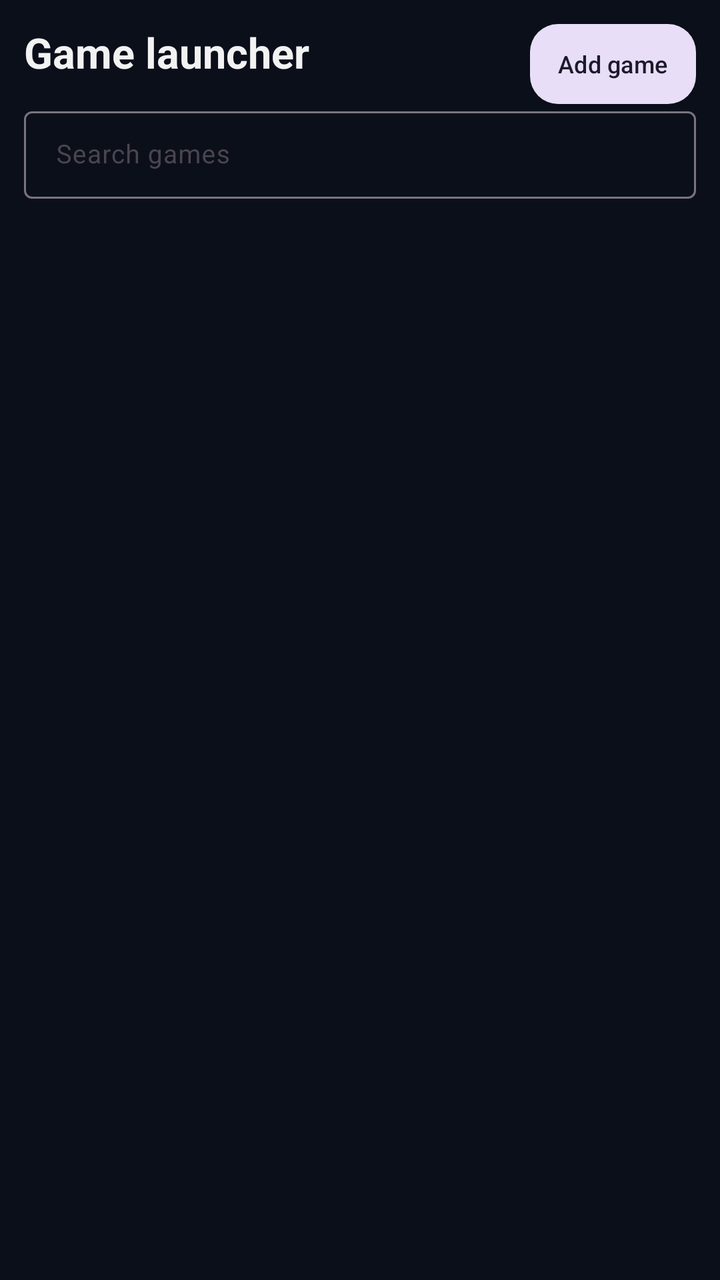
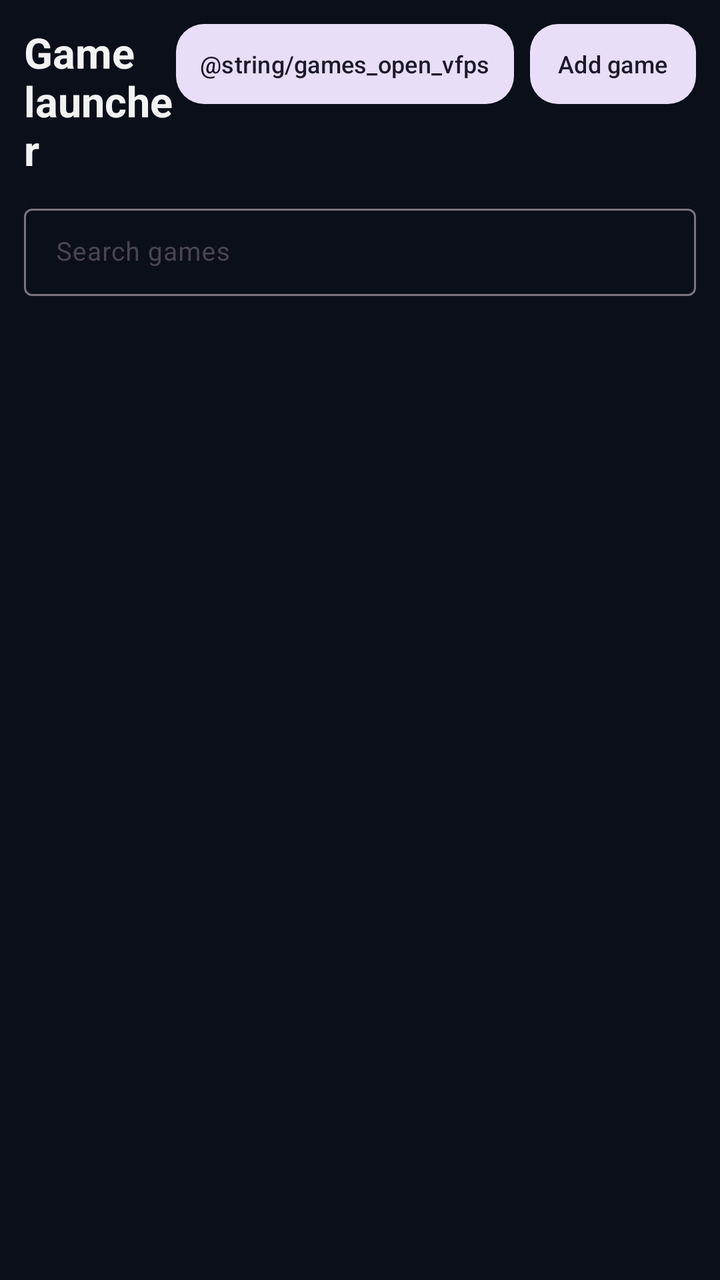

An Android layout rendered at two revisions. The XML below is the earlier revision; the diff shows what the commit changed to produce the second picture.
<!-- AndroidManifest.xml: application theme Theme.Maui -->
<!-- res/layout/fragment_games.xml -->
<?xml version="1.0" encoding="utf-8"?>
<androidx.constraintlayout.widget.ConstraintLayout xmlns:android="http://schemas.android.com/apk/res/android"
    xmlns:app="http://schemas.android.com/apk/res-auto"
    android:layout_width="match_parent"
    android:layout_height="match_parent"
    android:paddingHorizontal="12dp"
    android:paddingTop="12dp">

    <TextView
        android:id="@+id/title"
        android:layout_width="0dp"
        android:layout_height="wrap_content"
        android:text="@string/games_title"
        style="@style/Text.Maui.Title"
        android:textSize="21sp"
        app:layout_constraintTop_toTopOf="parent"
        app:layout_constraintStart_toStartOf="parent"
        app:layout_constraintEnd_toStartOf="@id/btn_add" />

    <com.google.android.material.button.MaterialButton
        android:id="@+id/btn_add"
        style="@style/Widget.Material3.Button.TonalButton"
        android:layout_width="wrap_content"
        android:layout_height="40dp"
        android:minWidth="0dp"
        android:insetTop="0dp"
        android:insetBottom="0dp"
        android:paddingHorizontal="14dp"
        android:text="@string/games_add"
        android:textSize="12sp"
        app:cornerRadius="14dp"
        app:layout_constraintTop_toTopOf="parent"
        app:layout_constraintEnd_toEndOf="parent" />

    <com.google.android.material.textfield.TextInputLayout
        android:id="@+id/search_layout"
        android:layout_width="0dp"
        android:layout_height="wrap_content"
        android:layout_marginTop="10dp"
        app:layout_constraintTop_toBottomOf="@id/title"
        app:layout_constraintStart_toStartOf="parent"
        app:layout_constraintEnd_toEndOf="parent"
        style="@style/Widget.Material3.TextInputLayout.OutlinedBox.Dense">

        <com.google.android.material.textfield.TextInputEditText
            android:id="@+id/search"
            android:layout_width="match_parent"
            android:layout_height="wrap_content"
            android:hint="@string/games_search"
            android:imeOptions="actionSearch"
            android:inputType="text"
            android:maxLines="1"
            android:textSize="13sp" />
    </com.google.android.material.textfield.TextInputLayout>

    <TextView
        android:id="@+id/status"
        android:layout_width="0dp"
        android:layout_height="wrap_content"
        android:layout_marginTop="6dp"
        android:textSize="12sp"
        android:alpha="0.7"
        app:layout_constraintTop_toBottomOf="@id/search_layout"
        app:layout_constraintStart_toStartOf="parent"
        app:layout_constraintEnd_toEndOf="parent" />

    <androidx.recyclerview.widget.RecyclerView
        android:id="@+id/list"
        android:layout_width="0dp"
        android:layout_height="0dp"
        android:layout_marginTop="8dp"
        android:clipToPadding="false"
        android:paddingBottom="16dp"
        app:layout_constraintTop_toBottomOf="@id/status"
        app:layout_constraintBottom_toBottomOf="parent"
        app:layout_constraintStart_toStartOf="parent"
        app:layout_constraintEnd_toEndOf="parent" />

    <com.google.android.material.card.MaterialCardView
        android:id="@+id/empty_card"
        android:layout_width="0dp"
        android:layout_height="wrap_content"
        android:layout_marginHorizontal="8dp"
        android:visibility="gone"
        app:cardCornerRadius="20dp"
        app:cardElevation="0dp"
        app:cardBackgroundColor="@color/maui_card"
        app:layout_constraintTop_toBottomOf="@id/status"
        app:layout_constraintStart_toStartOf="parent"
        app:layout_constraintEnd_toEndOf="parent">

        <LinearLayout
            android:layout_width="match_parent"
            android:layout_height="wrap_content"
            android:orientation="vertical"
            android:padding="20dp">

            <TextView
                android:layout_width="wrap_content"
                android:layout_height="wrap_content"
                android:text="@string/games_empty"
                android:textSize="14sp"
                android:textStyle="bold" />

            <TextView
                android:layout_width="match_parent"
                android:layout_height="wrap_content"
                android:text="@string/games_empty_desc"
                style="@style/Text.Maui.Body"
                android:layout_marginTop="6dp" />
        </LinearLayout>
    </com.google.android.material.card.MaterialCardView>
</androidx.constraintlayout.widget.ConstraintLayout>
<!-- resources referenced by this layout -->
<resources>
  <color name="maui_card">#FFFFFFFF</color>
  <string name="games_add">Add game</string>
  <string name="games_empty">No games in the launcher yet</string>
  <string name="games_empty_desc">Tap “Add game” to add any installed app to the launcher, or install a game and reopen this tab. Maui recognises Free Fire, PUBG, Genshin, Mobile Legends, Clash of Clans, Roblox and more on its own.</string>
  <string name="games_search">Search games</string>
  <string name="games_title">Game launcher</string>
  <style name="Text.Maui.Body" parent="android:Widget.TextView">
          <item name="android:textSize">13sp</item>
          <item name="android:textColor">@color/text_secondary_dark</item>
      </style>
  <style name="Text.Maui.Title" parent="android:Widget.TextView">
          <item name="android:textSize">18sp</item>
          <item name="android:textStyle">bold</item>
          <item name="android:textColor">@color/text_primary_dark</item>
      </style>
  <style name="Theme.Maui" parent="Theme.Material3.DayNight.NoActionBar">
          <item name="colorPrimary">@color/maui_blue</item>
          <item name="colorOnPrimary">@color/white</item>
          <item name="colorPrimaryContainer">@color/maui_blue</item>
          <item name="colorOnPrimaryContainer">@color/white</item>
          <item name="colorSecondary">@color/maui_purple</item>
          <item name="colorTertiary">@color/maui_cyan</item>
          <item name="android:statusBarColor">@color/bg_dark</item>
          <item name="android:navigationBarColor">@color/bg_dark</item>
          <item name="android:windowBackground">@color/bg_dark</item>
          <item name="materialCardViewStyle">@style/Widget.Maui.Card</item>
          <item name="android:windowLightStatusBar" tools:targetApi="m">false</item>
      </style>
  <color name="text_secondary_dark">#99FFFFFF</color>
  <color name="text_primary_dark">#F2FFFFFF</color>
  <color name="maui_blue">#2E7BFF</color>
  <color name="white">#FFFFFFFF</color>
  <color name="maui_purple">#8A5CFF</color>
  <color name="maui_cyan">#22D3EE</color>
  <color name="bg_dark">#0B0F1A</color>
  <style name="Widget.Maui.Card" parent="Widget.Material3.CardView.Filled">
          <item name="cardCornerRadius">22dp</item>
          <item name="cardElevation">0dp</item>
          <item name="cardBackgroundColor">@color/surface_dark</item>
      </style>
  <color name="surface_dark">#1B2233</color>
</resources>

<!-- the commit's change to res/layout/fragment_games.xml (unified diff, before → after) -->
@@ -15,6 +15,22 @@
         android:textSize="21sp"
         app:layout_constraintTop_toTopOf="parent"
         app:layout_constraintStart_toStartOf="parent"
+        app:layout_constraintEnd_toStartOf="@id/btn_vfps" />
+
+    <com.google.android.material.button.MaterialButton
+        android:id="@+id/btn_vfps"
+        style="@style/Widget.Material3.Button.TonalButton"
+        android:layout_width="wrap_content"
+        android:layout_height="40dp"
+        android:layout_marginEnd="8dp"
+        android:minWidth="0dp"
+        android:insetTop="0dp"
+        android:insetBottom="0dp"
+        android:paddingHorizontal="12dp"
+        android:text="@string/games_open_vfps"
+        android:textSize="12sp"
+        app:cornerRadius="14dp"
+        app:layout_constraintTop_toTopOf="parent"
         app:layout_constraintEnd_toStartOf="@id/btn_add" />
 
     <com.google.android.material.button.MaterialButton
